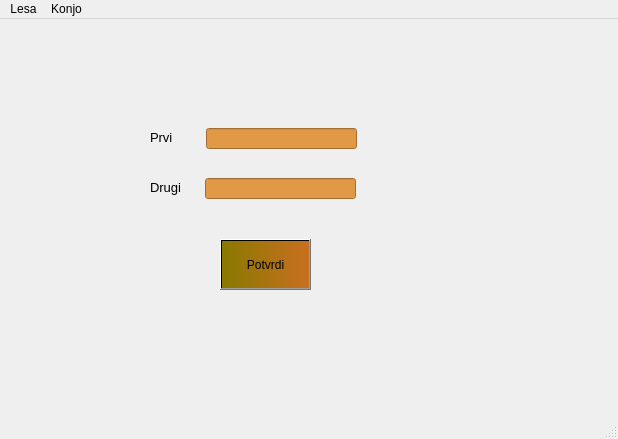
The window that gui_fajl.ui (Sasa993/Agent-Tool) describes before a commit, drawn with Qt 5.
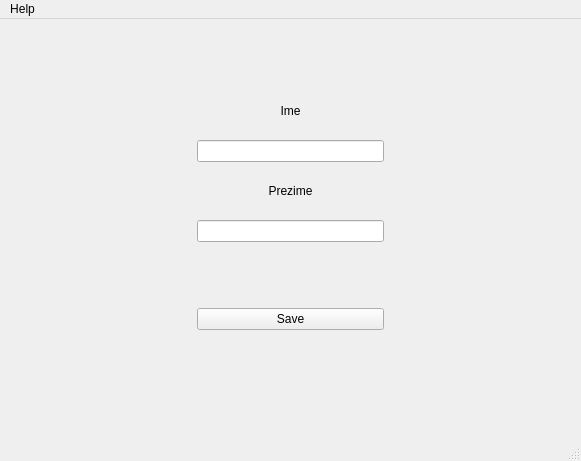
The same window after the commit. Icons and pictures are not drawn.

```diff
--- a/gui_fajl.ui
+++ b/gui_fajl.ui
@@ -6,8 +6,8 @@
    <rect>
     <x>0</x>
     <y>0</y>
-    <width>618</width>
-    <height>439</height>
+    <width>581</width>
+    <height>461</height>
    </rect>
   </property>
   <property name="windowTitle">
@@ -20,170 +20,145 @@
    <set>QMainWindow::AllowTabbedDocks|QMainWindow::AnimatedDocks</set>
   </property>
   <widget class="QWidget" name="centralwidget">
-   <widget class="QLineEdit" name="prvi_input">
-    <property name="geometry">
-     <rect>
-      <x>206</x>
-      <y>109</y>
-      <width>151</width>
-      <height>21</height>
-     </rect>
-    </property>
-    <property name="styleSheet">
-     <string notr="true">background-color: rgb(226, 153, 70);
-color: rgb(255, 255, 255);</string>
-    </property>
-   </widget>
-   <widget class="QLabel" name="prvi_label">
-    <property name="geometry">
-     <rect>
-      <x>150</x>
-      <y>110</y>
-      <width>51</width>
-      <height>16</height>
-     </rect>
-    </property>
-    <property name="minimumSize">
-     <size>
-      <width>10</width>
-      <height>10</height>
-     </size>
-    </property>
-    <property name="sizeIncrement">
-     <size>
-      <width>0</width>
-      <height>0</height>
-     </size>
-    </property>
-    <property name="font">
-     <font>
-      <pointsize>10</pointsize>
-      <weight>50</weight>
-      <bold>false</bold>
-     </font>
-    </property>
-    <property name="toolTip">
-     <string/>
-    </property>
-    <property name="autoFillBackground">
-     <bool>false</bool>
-    </property>
-    <property name="frameShape">
-     <enum>QFrame::NoFrame</enum>
-    </property>
-    <property name="frameShadow">
-     <enum>QFrame::Plain</enum>
-    </property>
-    <property name="text">
-     <string>Prvi</string>
-    </property>
-    <property name="wordWrap">
-     <bool>false</bool>
-    </property>
-   </widget>
-   <widget class="QLabel" name="drugi_label">
-    <property name="geometry">
-     <rect>
-      <x>150</x>
-      <y>160</y>
-      <width>41</width>
-      <height>16</height>
-     </rect>
-    </property>
-    <property name="minimumSize">
-     <size>
-      <width>10</width>
-      <height>10</height>
-     </size>
-    </property>
-    <property name="font">
-     <font>
-      <pointsize>10</pointsize>
-     </font>
-    </property>
-    <property name="text">
-     <string>Drugi</string>
-    </property>
-   </widget>
-   <widget class="QPushButton" name="button">
-    <property name="geometry">
-     <rect>
-      <x>220</x>
-      <y>220</y>
-      <width>91</width>
-      <height>51</height>
-     </rect>
-    </property>
-    <property name="autoFillBackground">
-     <bool>false</bool>
-    </property>
-    <property name="styleSheet">
-     <string notr="true">background-color: qlineargradient(spread:pad, x1:0, y1:0.494, x2:1, y2:0.466, stop:0 rgba(137, 121, 0, 255), stop:1 rgba(201, 111, 32, 255));</string>
-    </property>
-    <property name="text">
-     <string>Potvrdi</string>
-    </property>
-    <property name="autoExclusive">
-     <bool>false</bool>
-    </property>
-    <property name="autoDefault">
-     <bool>false</bool>
-    </property>
-    <property name="default">
-     <bool>false</bool>
-    </property>
-    <property name="flat">
-     <bool>false</bool>
-    </property>
-   </widget>
-   <widget class="QLineEdit" name="drugi_input">
-    <property name="geometry">
-     <rect>
-      <x>205</x>
-      <y>159</y>
-      <width>151</width>
-      <height>21</height>
-     </rect>
-    </property>
-    <property name="styleSheet">
-     <string notr="true">background-color: rgb(226, 153, 70);
-color: rgb(255, 255, 255);</string>
-    </property>
-   </widget>
-   <widget class="QLabel" name="output_label">
-    <property name="enabled">
-     <bool>true</bool>
-    </property>
-    <property name="geometry">
-     <rect>
-      <x>130</x>
-      <y>320</y>
-      <width>421</width>
-      <height>41</height>
-     </rect>
-    </property>
-    <property name="font">
-     <font>
-      <pointsize>14</pointsize>
-     </font>
-    </property>
-    <property name="text">
-     <string/>
-    </property>
-   </widget>
+   <layout class="QHBoxLayout" name="horizontalLayout_2">
+    <item>
+     <spacer name="horizontalSpacer">
+      <property name="orientation">
+       <enum>Qt::Horizontal</enum>
+      </property>
+      <property name="sizeType">
+       <enum>QSizePolicy::Expanding</enum>
+      </property>
+      <property name="sizeHint" stdset="0">
+       <size>
+        <width>60</width>
+        <height>20</height>
+       </size>
+      </property>
+     </spacer>
+    </item>
+    <item>
+     <layout class="QVBoxLayout" name="verticalLayout_6">
+      <item>
+       <layout class="QVBoxLayout" name="verticalLayout_8">
+        <item>
+         <spacer name="verticalSpacer">
+          <property name="orientation">
+           <enum>Qt::Vertical</enum>
+          </property>
+          <property name="sizeType">
+           <enum>QSizePolicy::Preferred</enum>
+          </property>
+          <property name="sizeHint" stdset="0">
+           <size>
+            <width>20</width>
+            <height>60</height>
+           </size>
+          </property>
+         </spacer>
+        </item>
+        <item>
+         <widget class="QLabel" name="label_2">
+          <property name="text">
+           <string>Ime</string>
+          </property>
+          <property name="alignment">
+           <set>Qt::AlignCenter</set>
+          </property>
+         </widget>
+        </item>
+        <item>
+         <widget class="QLineEdit" name="prvi_input"/>
+        </item>
+        <item>
+         <widget class="QLabel" name="label">
+          <property name="layoutDirection">
+           <enum>Qt::LeftToRight</enum>
+          </property>
+          <property name="text">
+           <string>Prezime</string>
+          </property>
+          <property name="alignment">
+           <set>Qt::AlignCenter</set>
+          </property>
+         </widget>
+        </item>
+        <item>
+         <widget class="QLineEdit" name="drugi_input"/>
+        </item>
+        <item>
+         <spacer name="verticalSpacer_2">
+          <property name="orientation">
+           <enum>Qt::Vertical</enum>
+          </property>
+          <property name="sizeType">
+           <enum>QSizePolicy::Preferred</enum>
+          </property>
+          <property name="sizeHint" stdset="0">
+           <size>
+            <width>20</width>
+            <height>60</height>
+           </size>
+          </property>
+         </spacer>
+        </item>
+       </layout>
+      </item>
+      <item>
+       <widget class="QPushButton" name="glavni_btn">
+        <property name="text">
+         <string>Save</string>
+        </property>
+       </widget>
+      </item>
+      <item>
+       <spacer name="verticalSpacer_3">
+        <property name="orientation">
+         <enum>Qt::Vertical</enum>
+        </property>
+        <property name="sizeType">
+         <enum>QSizePolicy::Preferred</enum>
+        </property>
+        <property name="sizeHint" stdset="0">
+         <size>
+          <width>20</width>
+          <height>100</height>
+         </size>
+        </property>
+       </spacer>
+      </item>
+     </layout>
+    </item>
+    <item>
+     <spacer name="horizontalSpacer_2">
+      <property name="orientation">
+       <enum>Qt::Horizontal</enum>
+      </property>
+      <property name="sizeType">
+       <enum>QSizePolicy::Expanding</enum>
+      </property>
+      <property name="sizeHint" stdset="0">
+       <size>
+        <width>60</width>
+        <height>20</height>
+       </size>
+      </property>
+     </spacer>
+    </item>
+   </layout>
   </widget>
   <widget class="QMenuBar" name="menubar">
    <property name="geometry">
     <rect>
      <x>0</x>
      <y>0</y>
-     <width>618</width>
+     <width>581</width>
      <height>21</height>
     </rect>
    </property>
-   <widget class="QMenu" name="menuLesa">
+   <widget class="QMenu" name="menuHelp">
     <property name="title">
-     <string>Lesa</string>
+     <string>Help</string>
     </property>
     <widget class="QMenu" name="menuSad">
      <property name="title">
@@ -197,15 +172,7 @@
     <addaction name="actionSdsa"/>
     <addaction name="menuSad"/>
    </widget>
-   <widget class="QMenu" name="menuKonjo">
-    <property name="title">
-     <string>Konjo</string>
-    </property>
-    <addaction name="separator"/>
-    <addaction name="separator"/>
-   </widget>
-   <addaction name="menuLesa"/>
-   <addaction name="menuKonjo"/>
+   <addaction name="menuHelp"/>
   </widget>
   <widget class="QStatusBar" name="statusbar"/>
   <action name="actionSdsa">
```
Left out of the diff: 33 changed lines with no effect on the pictures.
